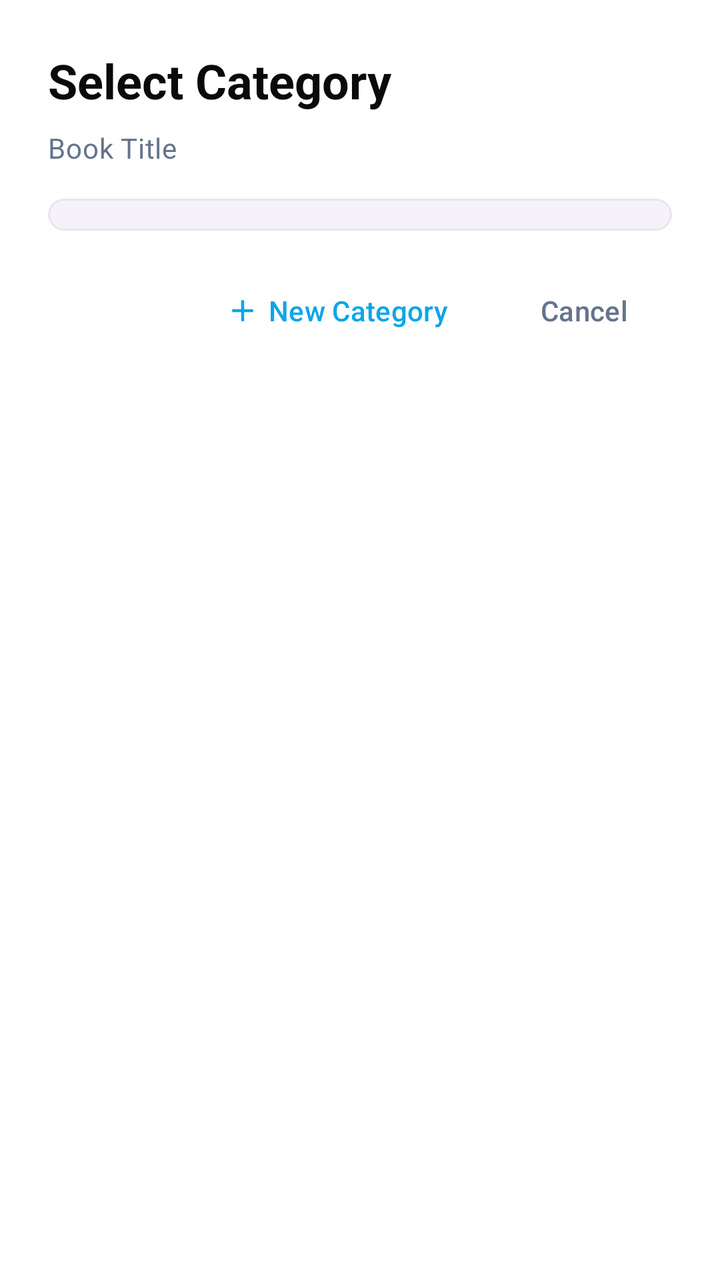
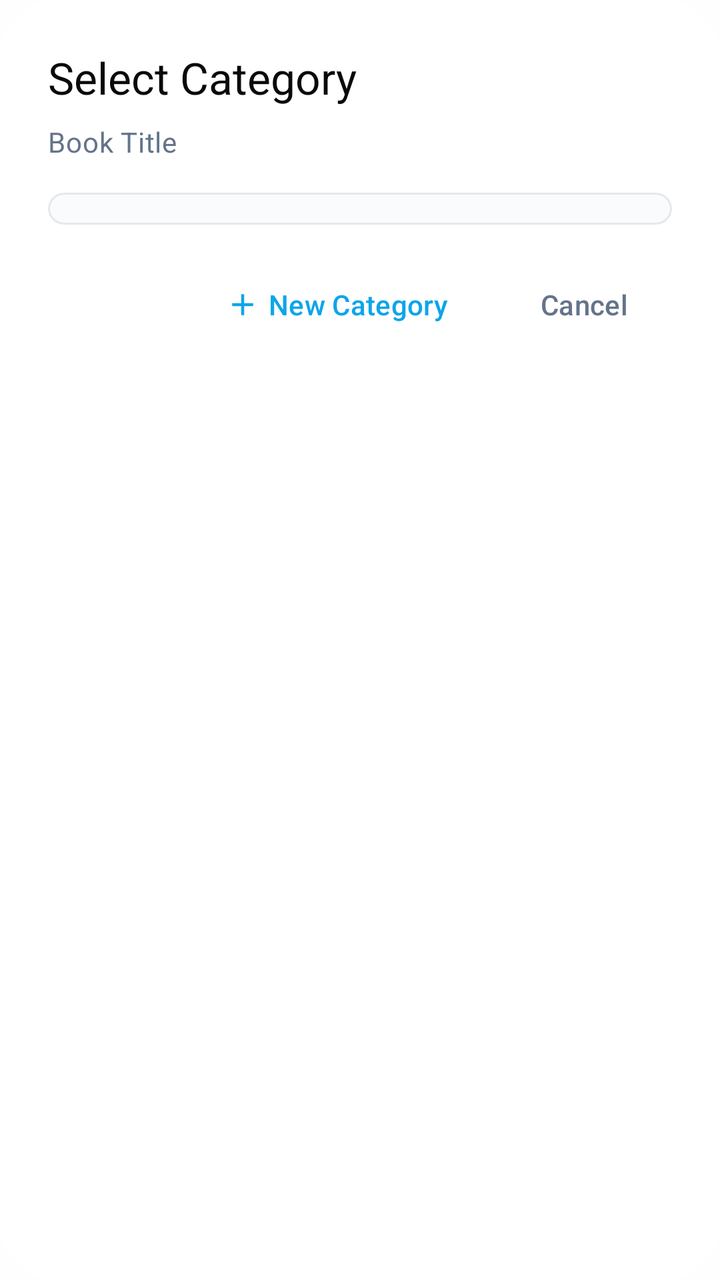

Screens rendered from an Android XML layout before and after an edit, with the pre-edit source and the edit as a unified diff.
<!-- AndroidManifest.xml: application theme Theme.BooksIDontNeed -->
<!-- res/layout/dialog_category_selection.xml -->
<?xml version="1.0" encoding="utf-8"?>
<ScrollView xmlns:android="http://schemas.android.com/apk/res/android"
    xmlns:app="http://schemas.android.com/apk/res-auto"
    android:id="@+id/dialogScrollView"
    android:layout_width="match_parent"
    android:layout_height="wrap_content"
    android:maxHeight="600dp"
    android:background="?attr/colorSurface">

<LinearLayout
    android:layout_width="match_parent"
    android:layout_height="wrap_content"
    android:orientation="vertical"
    android:padding="24dp">

    
    <TextView
        android:id="@+id/dialogTitle"
        android:layout_width="match_parent"
        android:layout_height="wrap_content"
        android:text="Select Category"
        android:textAppearance="@style/TextAppearance.Material3.HeadlineSmall"
        android:textColor="?attr/colorOnSurface"
        android:textStyle="bold"
        android:layout_marginBottom="8dp" />

    <TextView
        android:id="@+id/bookTitle"
        android:layout_width="match_parent"
        android:layout_height="wrap_content"
        android:text="Book Title"
        android:textAppearance="@style/TextAppearance.Material3.BodyMedium"
        android:textColor="?attr/colorOnSurfaceVariant"
        android:layout_marginBottom="16dp"
        android:maxLines="2"
        android:ellipsize="end" />

    
    <com.google.android.material.card.MaterialCardView
        android:layout_width="match_parent"
        android:layout_height="wrap_content"
        android:layout_marginBottom="16dp"
        app:cardCornerRadius="16dp"
        app:cardElevation="0dp"
        app:strokeWidth="1dp"
        app:strokeColor="?attr/colorOutlineVariant"
        android:backgroundTint="?attr/colorSurfaceContainerLow">

        <androidx.recyclerview.widget.RecyclerView
            android:id="@+id/categoriesRecyclerView"
            android:layout_width="match_parent"
            android:layout_height="wrap_content"
            android:maxHeight="250dp"
            android:padding="8dp"
            android:scrollbars="vertical"
            android:nestedScrollingEnabled="false" />

    </com.google.android.material.card.MaterialCardView>

    
    <com.google.android.material.card.MaterialCardView
        android:id="@+id/createCategoryCard"
        android:layout_width="match_parent"
        android:layout_height="wrap_content"
        android:layout_marginBottom="24dp"
        app:cardCornerRadius="16dp"
        app:cardElevation="0dp"
        app:strokeWidth="1dp"
        app:strokeColor="?attr/colorOutlineVariant"
        android:backgroundTint="?attr/colorSurfaceContainerHigh"
        android:visibility="gone">

        <LinearLayout
            android:layout_width="match_parent"
            android:layout_height="wrap_content"
            android:orientation="vertical"
            android:padding="16dp">

            <TextView
                android:layout_width="match_parent"
                android:layout_height="wrap_content"
                android:text="Create New Category"
                android:textAppearance="@style/TextAppearance.Material3.TitleMedium"
                android:textColor="?attr/colorOnSurface"
                android:layout_marginBottom="12dp" />

            <com.google.android.material.textfield.TextInputLayout
                android:layout_width="match_parent"
                android:layout_height="wrap_content"
                android:layout_marginBottom="16dp"
                android:hint="Category name"
                style="@style/Widget.Material3.TextInputLayout.FilledBox"
                app:boxBackgroundColor="?attr/colorSurface"
                app:boxCornerRadiusTopStart="12dp"
                app:boxCornerRadiusTopEnd="12dp"
                app:boxCornerRadiusBottomStart="12dp"
                app:boxCornerRadiusBottomEnd="12dp"
                app:boxStrokeWidth="0dp"
                app:hintTextColor="?attr/colorOnSurfaceVariant"
                app:expandedHintEnabled="false">

                <com.google.android.material.textfield.TextInputEditText
                    android:id="@+id/newCategoryNameEditText"
                    android:layout_width="match_parent"
                    android:layout_height="wrap_content"
                    android:textColor="?attr/colorOnSurface"
                    android:textColorHint="?attr/colorOnSurfaceVariant"
                    android:textCursorDrawable="@null"
                    android:textColorHighlight="?attr/colorOutlineVariant"
                    android:textSize="16sp"
                    android:maxLines="1"
                    android:imeOptions="actionDone" />

            </com.google.android.material.textfield.TextInputLayout>

            
            <TextView
                android:layout_width="wrap_content"
                android:layout_height="wrap_content"
                android:text="Color"
                android:textAppearance="@style/TextAppearance.Material3.BodyMedium"
                android:textColor="?attr/colorOnSurfaceVariant"
                android:layout_marginBottom="8dp" />

            <LinearLayout
                android:layout_width="match_parent"
                android:layout_height="wrap_content"
                android:orientation="horizontal"
                android:layout_marginBottom="16dp">

                <FrameLayout
                    android:id="@+id/colorOption1"
                    android:layout_width="32dp"
                    android:layout_height="32dp"
                    android:layout_marginEnd="8dp"
                    android:clickable="true"
                    android:focusable="true">

                    <View
                        android:layout_width="match_parent"
                        android:layout_height="match_parent"
                        android:background="@drawable/category_color_circle"
                        android:backgroundTint="#F27128" />

                    <ImageView
                        android:id="@+id/colorOption1Selected"
                        android:layout_width="12dp"
                        android:layout_height="12dp"
                        android:layout_gravity="center"
                        android:src="@drawable/ic_check"
                        android:visibility="gone"
                        app:tint="#FFFFFF" />

                </FrameLayout>

                <FrameLayout
                    android:id="@+id/colorOption2"
                    android:layout_width="32dp"
                    android:layout_height="32dp"
                    android:layout_marginEnd="8dp"
                    android:clickable="true"
                    android:focusable="true">

                    <View
                        android:layout_width="match_parent"
                        android:layout_height="match_parent"
                        android:background="@drawable/category_color_circle"
                        android:backgroundTint="#83AC46" />

                    <ImageView
                        android:id="@+id/colorOption2Selected"
                        android:layout_width="12dp"
                        android:layout_height="12dp"
                        android:layout_gravity="center"
                        android:src="@drawable/ic_check"
                        android:visibility="gone"
                        app:tint="#FFFFFF" />

                </FrameLayout>

                <FrameLayout
                    android:id="@+id/colorOption3"
                    android:layout_width="32dp"
                    android:layout_height="32dp"
                    android:layout_marginEnd="8dp"
                    android:clickable="true"
                    android:focusable="true">

                    <View
                        android:layout_width="match_parent"
                        android:layout_height="match_parent"
                        android:background="@drawable/category_color_circle"
                        android:backgroundTint="#269EBC" />

                    <ImageView
                        android:id="@+id/colorOption3Selected"
                        android:layout_width="12dp"
                        android:layout_height="12dp"
                        android:layout_gravity="center"
                        android:src="@drawable/ic_check"
                        android:visibility="gone"
                        app:tint="#FFFFFF" />

                </FrameLayout>

                <FrameLayout
                    android:id="@+id/colorOption4"
                    android:layout_width="32dp"
                    android:layout_height="32dp"
                    android:layout_marginEnd="8dp"
                    android:clickable="true"
                    android:focusable="true">

                    <View
                        android:layout_width="match_parent"
                        android:layout_height="match_parent"
                        android:background="@drawable/category_color_circle"
                        android:backgroundTint="#636FF6" />

                    <ImageView
                        android:id="@+id/colorOption4Selected"
                        android:layout_width="12dp"
                        android:layout_height="12dp"
                        android:layout_gravity="center"
                        android:src="@drawable/ic_check"
                        android:visibility="gone"
                        app:tint="#FFFFFF" />

                </FrameLayout>

                <FrameLayout
                    android:id="@+id/colorOption5"
                    android:layout_width="32dp"
                    android:layout_height="32dp"
                    android:clickable="true"
                    android:focusable="true">

                    <View
                        android:layout_width="match_parent"
                        android:layout_height="match_parent"
                        android:background="@drawable/category_color_circle"
                        android:backgroundTint="#BD509D" />

                    <ImageView
                        android:id="@+id/colorOption5Selected"
                        android:layout_width="12dp"
                        android:layout_height="12dp"
                        android:layout_gravity="center"
                        android:src="@drawable/ic_check"
                        android:visibility="gone"
                        app:tint="#FFFFFF" />

                </FrameLayout>

            </LinearLayout>

            <LinearLayout
                android:layout_width="match_parent"
                android:layout_height="wrap_content"
                android:orientation="horizontal"
                android:gravity="end">

                <com.google.android.material.button.MaterialButton
                    android:id="@+id/cancelCreateButton"
                    style="@style/Widget.Material3.Button.TextButton"
                    android:layout_width="wrap_content"
                    android:layout_height="48dp"
                    android:text="Cancel"
                    android:textColor="?attr/colorOnSurfaceVariant"
                    android:layout_marginEnd="8dp" />

                <com.google.android.material.button.MaterialButton
                    android:id="@+id/createCategoryButton"
                    style="@style/Widget.Material3.Button"
                    android:layout_width="wrap_content"
                    android:layout_height="48dp"
                    android:text="Create"
                    android:backgroundTint="?attr/colorPrimary"
                    android:textColor="?attr/colorOnPrimary" />

            </LinearLayout>

        </LinearLayout>

    </com.google.android.material.card.MaterialCardView>

    
    <LinearLayout
        android:layout_width="match_parent"
        android:layout_height="wrap_content"
        android:orientation="horizontal"
        android:gravity="end">

        <com.google.android.material.button.MaterialButton
            android:id="@+id/addNewCategoryButton"
            style="@style/Widget.Material3.Button.TextButton.Icon"
            android:layout_width="wrap_content"
            android:layout_height="48dp"
            android:text="New Category"
            android:textColor="?attr/colorPrimary"
            app:icon="@drawable/ic_add"
            app:iconTint="?attr/colorPrimary"
            android:layout_marginEnd="8dp" />

        <com.google.android.material.button.MaterialButton
            android:id="@+id/cancelButton"
            style="@style/Widget.Material3.Button.TextButton"
            android:layout_width="wrap_content"
            android:layout_height="48dp"
            android:text="Cancel"
            android:textColor="?attr/colorOnSurfaceVariant" />

    </LinearLayout>

</LinearLayout>

</ScrollView>
<!-- resources referenced by this layout -->
<resources>
  <style name="Theme.BooksIDontNeed" parent="Theme.Material3.DayNight.NoActionBar">
          
          <item name="colorPrimary">@color/md_theme_light_primary</item>
          <item name="colorOnPrimary">@color/md_theme_light_onPrimary</item>
          <item name="colorPrimaryContainer">@color/md_theme_light_primaryContainer</item>
          <item name="colorOnPrimaryContainer">@color/md_theme_light_onPrimaryContainer</item>
          
          
          <item name="colorSecondary">@color/md_theme_light_secondary</item>
          <item name="colorOnSecondary">@color/md_theme_light_onSecondary</item>
          <item name="colorSecondaryContainer">@color/md_theme_light_secondaryContainer</item>
          <item name="colorOnSecondaryContainer">@color/md_theme_light_onSecondaryContainer</item>
          
          
          <item name="colorTertiary">@color/md_theme_light_tertiary</item>
          <item name="colorOnTertiary">@color/md_theme_light_onTertiary</item>
          <item name="colorTertiaryContainer">@color/md_theme_light_tertiaryContainer</item>
          <item name="colorOnTertiaryContainer">@color/md_theme_light_onTertiaryContainer</item>
          
          
          <item name="colorError">@color/md_theme_light_error</item>
          <item name="colorOnError">@color/md_theme_light_onError</item>
          <item name="colorErrorContainer">@color/md_theme_light_errorContainer</item>
          <item name="colorOnErrorContainer">@color/md_theme_light_onErrorContainer</item>
          
          
          <item name="android:colorBackground">@color/md_theme_light_background</item>
          <item name="colorOnBackground">@color/md_theme_light_onBackground</item>
          
          
          <item name="colorSurface">@color/md_theme_light_surface</item>
          <item name="colorOnSurface">@color/md_theme_light_onSurface</item>
          <item name="colorSurfaceVariant">@color/md_theme_light_surfaceVariant</item>
          <item name="colorOnSurfaceVariant">@color/md_theme_light_onSurfaceVariant</item>
          <item name="colorSurfaceContainer">@color/md_theme_light_surfaceContainer</item>
          <item name="colorSurfaceContainerHigh">@color/md_theme_light_surfaceContainerHigh</item>
          <item name="colorSurfaceContainerHighest">@color/md_theme_light_surfaceContainerHighest</item>
          
          
          <item name="colorOutline">@color/md_theme_light_outline</item>
          <item name="colorOutlineVariant">@color/md_theme_light_outlineVariant</item>
          
          
          <item name="android:statusBarColor">@color/md_theme_light_surface</item>
          <item name="android:windowLightStatusBar">true</item>
          
          
          <item name="android:navigationBarColor">@color/md_theme_light_surface</item>
          <item name="android:windowLightNavigationBar" tools:targetApi="27">true</item>
          
          
          <item name="android:windowTranslucentStatus">false</item>
          <item name="android:windowTranslucentNavigation">false</item>
          <item name="android:fitsSystemWindows">false</item>
          
          
          <item name="priceTextColor">@color/price_color</item>
          <item name="linkTextColor">@color/link_color</item>
          <item name="dateTextColor">@color/date_text_color</item>
          <item name="isbnTextColor">@color/isbn_color</item>
          
          
          <item name="elevationOverlayEnabled">true</item>
          <item name="elevationOverlayAccentColor">?attr/colorPrimary</item>
      </style>
  <!-- unchanged entries left out for length: 34 -->
</resources>

<!-- the commit's change to res/layout/dialog_category_selection.xml (unified diff, before → after) -->
@@ -5,7 +5,8 @@
     android:layout_width="match_parent"
     android:layout_height="wrap_content"
     android:maxHeight="600dp"
-    android:background="?attr/colorSurface">
+    android:background="@drawable/dialog_surface_background"
+    android:clipToOutline="true">
 
 <LinearLayout
     android:layout_width="match_parent"
@@ -19,9 +20,8 @@
         android:layout_width="match_parent"
         android:layout_height="wrap_content"
         android:text="Select Category"
-        android:textAppearance="@style/TextAppearance.Material3.HeadlineSmall"
+        android:textAppearance="@style/TextAppearance.Material3.TitleLarge"
         android:textColor="?attr/colorOnSurface"
-        android:textStyle="bold"
         android:layout_marginBottom="8dp" />
 
     <TextView
@@ -40,11 +40,11 @@
         android:layout_width="match_parent"
         android:layout_height="wrap_content"
         android:layout_marginBottom="16dp"
-        app:cardCornerRadius="16dp"
+        app:cardBackgroundColor="?attr/colorSurfaceContainer"
+        app:cardCornerRadius="18dp"
         app:cardElevation="0dp"
         app:strokeWidth="1dp"
-        app:strokeColor="?attr/colorOutlineVariant"
-        android:backgroundTint="?attr/colorSurfaceContainerLow">
+        app:strokeColor="?attr/colorOutlineVariant">
 
         <androidx.recyclerview.widget.RecyclerView
             android:id="@+id/categoriesRecyclerView"
@@ -63,11 +63,11 @@
         android:layout_width="match_parent"
         android:layout_height="wrap_content"
         android:layout_marginBottom="24dp"
-        app:cardCornerRadius="16dp"
+        app:cardBackgroundColor="?attr/colorSurfaceContainer"
+        app:cardCornerRadius="18dp"
         app:cardElevation="0dp"
         app:strokeWidth="1dp"
         app:strokeColor="?attr/colorOutlineVariant"
-        android:backgroundTint="?attr/colorSurfaceContainerHigh"
         android:visibility="gone">
 
         <LinearLayout
<!-- resource entries referenced after the edit -->
@@ -1,5 +1,11 @@
 <!-- resources referenced by this layout -->
 <resources>
+  <!-- drawable dialog_surface_background (drawable) -->
+  <?xml version="1.0" encoding="utf-8"?>
+  <shape xmlns:android="http://schemas.android.com/apk/res/android">
+      <solid android:color="?attr/colorSurface" />
+      <corners android:radius="28dp" />
+  </shape>
   <style name="Theme.BooksIDontNeed" parent="Theme.Material3.DayNight.NoActionBar">
           
           <item name="colorPrimary">@color/md_theme_light_primary</item>
@@ -64,6 +70,15 @@
           
           <item name="elevationOverlayEnabled">true</item>
           <item name="elevationOverlayAccentColor">?attr/colorPrimary</item>
+          <item name="materialAlertDialogTheme">@style/ThemeOverlay.BooksIDontNeed.Dialog</item>
+      </style>
+  <style name="ThemeOverlay.BooksIDontNeed.Dialog" parent="ThemeOverlay.Material3.MaterialAlertDialog">
+          <item name="backgroundTint">?attr/colorSurface</item>
+          <item name="shapeAppearanceOverlay">@style/ShapeAppearance.BooksIDontNeed.Dialog</item>
+      </style>
+  <style name="ShapeAppearance.BooksIDontNeed.Dialog" parent="">
+          <item name="cornerFamily">rounded</item>
+          <item name="cornerSize">28dp</item>
       </style>
   <!-- unchanged entries left out for length: 34 -->
 </resources>
